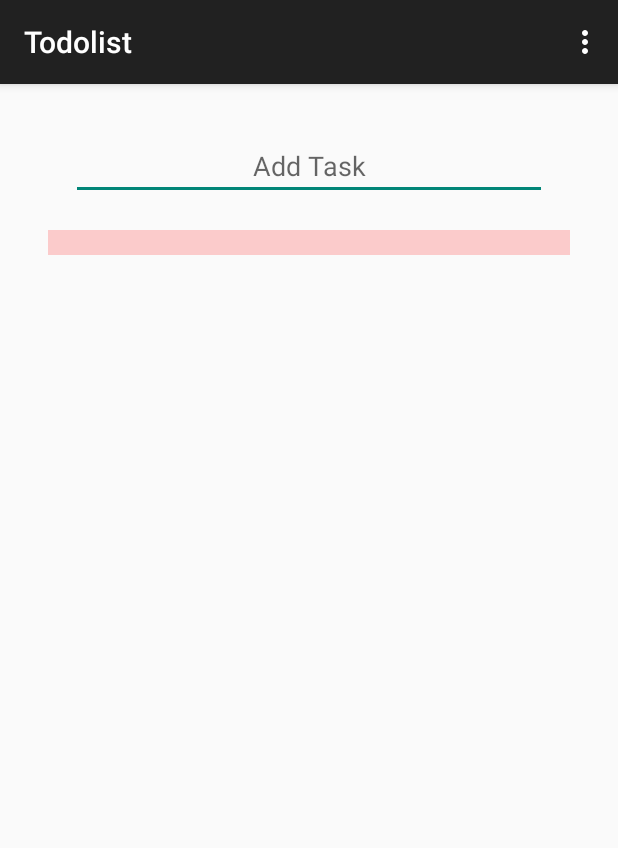
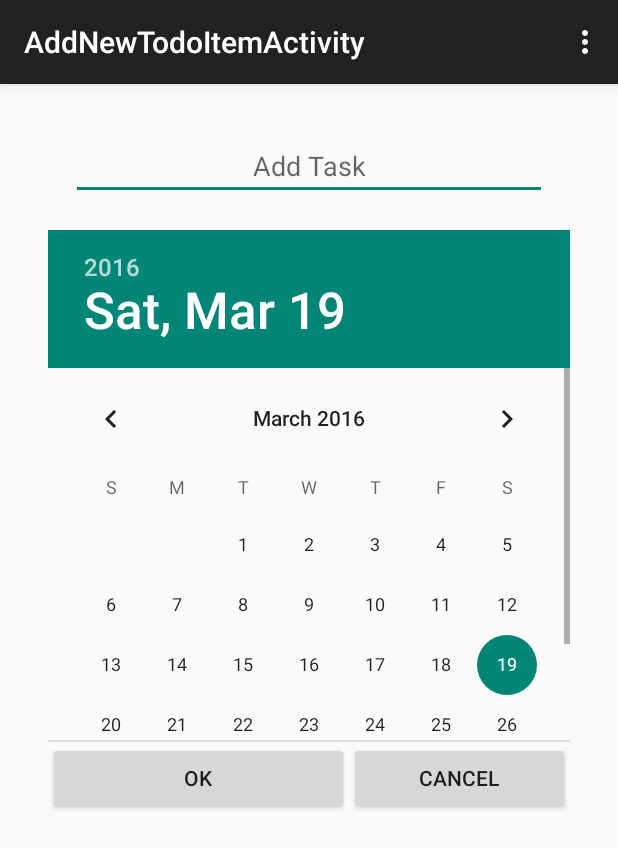
Before and after one commit to LizaDashevski/TodoList, an Android app: the screen it shows after launch (TodoListManagerActivity before the commit, AddNewTodoItemActivity after it), in the options menu, after a tap on "Add Task", on a phone screen of 412 x 824 dp. Shown: the top 848 px of the screen. Run offline under Robolectric (Android 15) with nearby library versions, the phone set to English and light mode, and no system bars; 1 statement that could not run was skipped.

Commit message:
Make Item in listview an obeject with title and date, fix delete , clean code

```diff
--- a/app/src/main/AndroidManifest.xml
+++ b/app/src/main/AndroidManifest.xml
@@ -16,6 +16,11 @@
                 <category android:name="android.intent.category.LAUNCHER" />
             </intent-filter>
         </activity>
+        <activity
+            android:name=".AddNewTodoItemActivity"
+
+            android:label="@string/title_activity_add_new_todo_item" >
+        </activity>
     </application>
 
 </manifest>
--- /dev/null
+++ b/app/src/main/java/il/ac/huji/todolist/AddNewTodoItemActivity.java
@@ -0,0 +1,66 @@
+package il.ac.huji.todolist;
+
+import android.content.Intent;
+import android.support.v7.app.AppCompatActivity;
+import android.os.Bundle;
+import android.view.Menu;
+import android.view.MenuItem;
+import android.view.View;
+import android.view.Window;
+import android.widget.DatePicker;
+import android.widget.EditText;
+
+public class AddNewTodoItemActivity extends AppCompatActivity {
+    public final static String EXTRA_MESSAGE = "il.ac.huji.todolist.MESSAGE";
+    public final static String EXTRA_MESSAGE2 = "il.ac.huji.todolist.MESSAGE2";
+
+
+
+    @Override
+    protected void onCreate(Bundle savedInstanceState) {
+        super.onCreate(savedInstanceState);
+        setContentView(R.layout.activity_add_new_todo_item);
+    }
+
+    @Override
+    public boolean onCreateOptionsMenu(Menu menu) {
+        // Inflate the menu; this adds items to the action bar if it is present.
+        getMenuInflater().inflate(R.menu.menu_add_new_todo_item, menu);
+        return true;
+    }
+
+    @Override
+    public boolean onOptionsItemSelected(MenuItem item) {
+        // Handle action bar item clicks here. The action bar will
+        // automatically handle clicks on the Home/Up button, so long
+        // as you specify a parent activity in AndroidManifest.xml.
+        int id = item.getItemId();
+
+        //noinspection SimplifiableIfStatement
+        if (id == R.id.action_settings) {
+            return true;
+        }
+
+        return super.onOptionsItemSelected(item);
+    }
+
+
+    public void addItem(View v) {
+        EditText etNewItem = (EditText) findViewById(R.id.edtNewItem);
+        String message = etNewItem.getText().toString();
+
+        DatePicker date = (DatePicker) findViewById(R.id.datePicker);
+        Integer dobYear = date.getYear();
+        Integer dobMonth = date.getMonth();
+        Integer dobDate = date.getDayOfMonth();
+        StringBuilder sb = new StringBuilder();
+        sb.append(dobYear.toString()).append("/").append(dobMonth.toString()).append("/").append(dobDate.toString());
+        String dobStr=sb.toString();
+
+        Intent result = new Intent();
+        result.putExtra(EXTRA_MESSAGE, message);
+        result.putExtra(EXTRA_MESSAGE2, dobStr);
+        setResult(RESULT_OK, result);
+        finish();
+    }
+}
--- a/app/src/main/java/il/ac/huji/todolist/SpecialAdapter.java
+++ b/app/src/main/java/il/ac/huji/todolist/SpecialAdapter.java
@@ -12,15 +12,16 @@ import android.view.LayoutInflater;
 import android.view.View;
 import android.view.ViewGroup;
 import android.widget.ArrayAdapter;
+import android.widget.DatePicker;
 import android.widget.SimpleAdapter;
 import android.widget.TextView;
 
-public class SpecialAdapter extends ArrayAdapter<String> {
+public class SpecialAdapter extends ArrayAdapter<Item> {
     final Context c;
-    private ArrayList<String> items;
+    private ArrayList<Item> items;
     private int[] colors = new int[] { 0x30FF0000, 0x300000FF };
 
-    public SpecialAdapter(Context context, int resource, ArrayList<String> objects) {
+    public SpecialAdapter(Context context, int resource, ArrayList<Item> objects) {
         super(context, resource, objects);
 
         this.c = context;
@@ -28,10 +29,7 @@ public class SpecialAdapter extends ArrayAdapter<String> {
     }
 
 
-    /*public SpecialAdapter(Context context) {
-        super(context,R.layout.activity_todo_list_manager);
-        this.c = context;
-    }*/
+
 
 
     @Override
@@ -44,10 +42,13 @@ public class SpecialAdapter extends ArrayAdapter<String> {
         View rowView = inflater.inflate(R.layout.row, parent, false);
 
         // 3. Get the two text view from the rowView
-        TextView valueView = (TextView) rowView.findViewById(R.id.value);
+        TextView valueView = (TextView) rowView.findViewById(R.id.txtTodoTitle);
+        TextView dateView = (TextView) rowView.findViewById(R.id.txtTodoDueDate);
+
 
         // 4. Set the text for textView
-        valueView.setText(items.get(position).toString());
+        valueView.setText(items.get(position).getTitle());
+        dateView.setText(items.get(position).getDescription());
 
 
 
@@ -57,4 +58,7 @@ public class SpecialAdapter extends ArrayAdapter<String> {
         rowView.setBackgroundColor(colors[colorPos]);
         return rowView;
     }
+
+
+
 }
--- a/app/src/main/java/il/ac/huji/todolist/TodoListManagerActivity.java
+++ b/app/src/main/java/il/ac/huji/todolist/TodoListManagerActivity.java
@@ -3,6 +3,7 @@ package il.ac.huji.todolist;
 import android.app.Activity;
 import android.app.ListActivity;
 import android.content.Context;
+import android.content.Intent;
 import android.database.Cursor;
 import android.support.v7.app.AppCompatActivity;
 import android.os.Bundle;
@@ -15,6 +16,8 @@ import android.widget.AdapterView;
 import android.widget.ArrayAdapter;
 import android.widget.EditText;
 import android.widget.ListView;
+import android.content.Intent;
+
 
 import org.apache.commons.io.FileUtils;
 
@@ -23,7 +26,11 @@ import java.io.IOException;
 import java.util.ArrayList;
 
 public class TodoListManagerActivity extends AppCompatActivity {
-    private ArrayList<String> items;
+    static final int NEW_ITEM_REQUEST = 1;
+    public final static String EXTRA_MESSAGE = "il.ac.huji.todolist.MESSAGE";
+    public final static String EXTRA_MESSAGE2 = "il.ac.huji.todolist.MESSAGE2";
+
+    private ArrayList<Item> items;
     private SpecialAdapter itemsAdapter;
     private ListView lvItems;
 
@@ -31,9 +38,9 @@ public class TodoListManagerActivity extends AppCompatActivity {
         File filesDir = getFilesDir();
         File todoFile = new File(filesDir, "todo.txt");
         try {
-            items = new ArrayList<String>(FileUtils.readLines(todoFile));
+            items = new ArrayList<Item>(FileUtils.readLines(todoFile));
         } catch (IOException e) {
-            items = new ArrayList<String>();
+            items = new ArrayList<Item>();
         }
     }
 
@@ -47,23 +54,6 @@ public class TodoListManagerActivity extends AppCompatActivity {
         }
     }
 
-    private void setupListViewListener() {
-        lvItems.setOnItemLongClickListener(
-                new AdapterView.OnItemLongClickListener() {
-                    @Override
-                    public boolean onItemLongClick(AdapterView<?> adapter,
-                                                   View item, int pos, long id) {
-                        items.remove(pos);
-                        itemsAdapter.notifyDataSetChanged();
-                        writeItems();
-                        return true;
-                    }
-
-                });
-    }
-
-
-
 
     @Override
     protected void onCreate(Bundle savedInstanceState) {
@@ -71,17 +61,15 @@ public class TodoListManagerActivity extends AppCompatActivity {
         setContentView(R.layout.activity_todo_list_manager);
 
         lvItems = (ListView) findViewById(R.id.lvItems);
-        items = new ArrayList<String>();
+        items = new ArrayList<Item>();
         readItems();
-       // itemsAdapter = new ArrayAdapter<String>(this,
-        //        android.R.layout.simple_list_item_1, items);
-         itemsAdapter = new SpecialAdapter(this , R.layout.row, items);
+
+        itemsAdapter = new SpecialAdapter(this , R.layout.row, items);
 
         lvItems.setAdapter(itemsAdapter);
         registerForContextMenu(lvItems);
 
 
-     //   setupListViewListener();
 
 
     }
@@ -120,32 +108,55 @@ public class TodoListManagerActivity extends AppCompatActivity {
 
 
         MenuInflater menuInflater = getMenuInflater();
-        menuInflater.inflate(R.menu.todo_context_floating_menu , menu);
+        menuInflater.inflate(R.menu.todo_context_floating_menu, menu);
 
     }
 
     @Override
     public boolean onContextItemSelected(MenuItem item) {
         AdapterView.AdapterContextMenuInfo info = (AdapterView.AdapterContextMenuInfo) item.getMenuInfo();
-        itemsAdapter.remove(itemsAdapter.getItem(info.position));
+        itemsAdapter.remove(itemsAdapter.getItem(info.position)); //Why not deleting???
+        itemsAdapter.notifyDataSetChanged();
+        writeItems();
+
         return super.onContextItemSelected(item);
 
     }
 
-    public void onAddItem(MenuItem v) {
-        EditText etNewItem = (EditText) findViewById(R.id.inputEditText);
-        String itemText = etNewItem.getText().toString();
-        itemsAdapter.add(itemText);
-        etNewItem.setText("");
-        writeItems();
+    @Override
+    protected void onActivityResult(int requestCode, int resultCode, Intent data) {
+        super.onActivityResult(requestCode, resultCode, data);
+
+        switch (requestCode){
+            case NEW_ITEM_REQUEST:
+                String itemT = data.getStringExtra(EXTRA_MESSAGE);
+                String itemDate = data.getStringExtra(EXTRA_MESSAGE2);
+                itemsAdapter.add(new Item(itemT , itemDate));
+
+                writeItems();
+
+
+
+
+        }
     }
 
-    public void onDeleteItem(MenuItem v) {
+    public void onAddItem(MenuItem v) {
+        Intent intent = new Intent(this, AddNewTodoItemActivity.class);
 
-        AdapterView.AdapterContextMenuInfo info = (AdapterView.AdapterContextMenuInfo) v.getMenuInfo();
-        itemsAdapter.remove(itemsAdapter.getItem(info.position));
 
+        EditText etNewItem = (EditText) findViewById(R.id.edtNewItem);
+        //String message = etNewItem.getText().toString();
+        //intent.putExtra(EXTRA_MESSAGE, message);
+        //startActivityForResult(intent, NEW_ITEM_REQUEST);
+        startActivityForResult(intent , NEW_ITEM_REQUEST);
+
+        //String itemText = etNewItem.getText().toString();
+        //itemsAdapter.add(message);
+        //etNewItem.setText("");
+        //writeItems();
     }
 
 
+
 }
--- /dev/null
+++ b/app/src/main/res/layout/activity_add_new_todo_item.xml
@@ -0,0 +1,64 @@
+<RelativeLayout xmlns:android="http://schemas.android.com/apk/res/android"
+    xmlns:tools="http://schemas.android.com/tools" android:layout_width="match_parent"
+    android:layout_height="match_parent" android:paddingLeft="@dimen/activity_horizontal_margin"
+    android:paddingRight="@dimen/activity_horizontal_margin"
+    android:paddingTop="@dimen/activity_vertical_margin"
+    android:paddingBottom="@dimen/activity_vertical_margin"
+    tools:context=".TodoListManagerActivity">
+
+    <LinearLayout
+        android:id="@+id/round"
+        android:layout_width="match_parent"
+        android:layout_height="wrap_content"
+        android:orientation="vertical"
+        android:paddingBottom="@dimen/activity_vertical_margin"
+        android:paddingLeft="@dimen/activity_horizontal_margin"
+        android:paddingRight="@dimen/activity_horizontal_margin"
+        android:paddingTop="@dimen/activity_vertical_margin">
+
+        <EditText
+            android:id="@+id/edtNewItem"
+            android:layout_marginLeft="15dp"
+            android:layout_marginBottom="20dp"
+            android:layout_marginRight="15dp"
+            android:layout_width="match_parent"
+            android:layout_height="wrap_content"
+            android:ellipsize="start"
+            android:gravity="center"
+            android:hint="Add Task"
+            />
+        <DatePicker
+            android:id="@+id/datePicker"
+            android:layout_width="match_parent"
+            android:layout_height="341dp"
+            android:layout_gravity="center"/>
+        <LinearLayout
+            android:layout_width="fill_parent"
+            android:layout_height="wrap_content"
+            android:orientation="horizontal"
+            >
+
+            <Button
+                android:id="@+id/btnOK"
+                android:layout_width="wrap_content"
+                android:layout_height="wrap_content"
+                android:layout_weight="1.91"
+                android:text="OK"
+                android:onClick="addItem"/>
+
+            <Button
+                android:id="@+id/btnCancel"
+                android:layout_width="wrap_content"
+                android:layout_height="wrap_content"
+                android:layout_weight="1"
+                android:text="Cancel"/>
+
+        </LinearLayout>
+
+
+
+
+    </LinearLayout>
+
+
+</RelativeLayout>
--- a/app/src/main/res/layout/activity_todo_list_manager.xml
+++ b/app/src/main/res/layout/activity_todo_list_manager.xml
@@ -16,17 +16,6 @@
         android:paddingRight="@dimen/activity_horizontal_margin"
         android:paddingTop="@dimen/activity_vertical_margin">
 
-        <EditText
-            android:id="@+id/inputEditText"
-            android:layout_marginLeft="15dp"
-            android:layout_marginBottom="20dp"
-            android:layout_marginRight="15dp"
-            android:layout_width="match_parent"
-            android:layout_height="wrap_content"
-            android:ellipsize="start"
-            android:gravity="center"
-            android:hint="Add Task"
-            />
 
         <ListView
             android:layout_width="wrap_content"
--- /dev/null
+++ b/app/src/main/res/menu/menu_add_new_todo_item.xml
@@ -0,0 +1,7 @@
+<menu xmlns:android="http://schemas.android.com/apk/res/android"
+    xmlns:app="http://schemas.android.com/apk/res-auto"
+    xmlns:tools="http://schemas.android.com/tools"
+    tools:context="il.ac.huji.todolist.AddNewTodoItemActivity">
+    <item android:id="@+id/action_settings" android:title="@string/action_settings"
+        android:orderInCategory="100" app:showAsAction="never" />
+</menu>
--- a/app/src/main/res/values/strings.xml
+++ b/app/src/main/res/values/strings.xml
@@ -6,5 +6,6 @@
     <string name="action_add"> Add Task</string>
 
     <string name="fmenu_delete"> Delete</string>
+    <string name="title_activity_add_new_todo_item">AddNewTodoItemActivity</string>
 
 </resources>
```
Also changed, not shown: app/src/main/java/il/ac/huji/todolist/Item.java (added, +26 -0 lines), app/src/main/res/layout/row.xml (+21 -4 lines).
